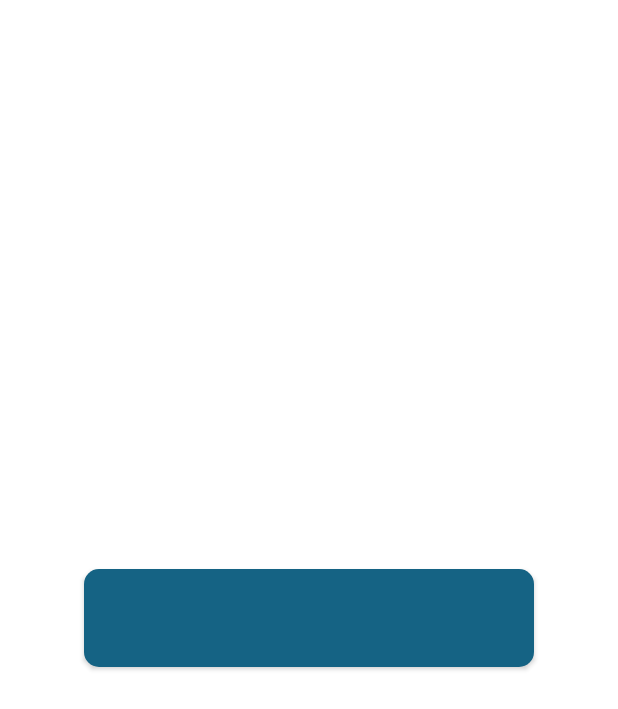
After one commit to ardianhu/android_PA, an Android app: the LoadingLoginActivity screen opened directly, with no data from a screen before it, on a phone screen of 412 x 824 dp. The commit adds this screen. Shown: the top 709 px of the screen. Run offline under Robolectric (Android 15) with nearby library versions, the phone set to English and light mode, and no system bars; 1 statement that could not run was skipped.

Commit message:
tambahan1

```diff
--- a/wireframe/app/src/main/AndroidManifest.xml
+++ b/wireframe/app/src/main/AndroidManifest.xml
@@ -26,6 +26,15 @@
                 android:value="" />
         </activity>
         <activity
+            android:name=".AdminActivity"
+            android:exported="true">
+
+        </activity>
+        <activity android:name=".LoadingLoginActivity"
+            android:exported="true">
+
+        </activity>
+        <activity
             android:name=".MainActivity"
             android:exported="true" >
 
--- /dev/null
+++ b/wireframe/app/src/main/java/com/example/wireframe/AdminActivity.java
@@ -0,0 +1,13 @@
+package com.example.wireframe;
+
+import android.os.Bundle;
+
+import androidx.appcompat.app.AppCompatActivity;
+
+public class AdminActivity extends AppCompatActivity {
+    @Override
+    protected void onCreate(Bundle savedInstanceState) {
+        super.onCreate(savedInstanceState);
+        setContentView(R.layout.activity_admin);
+    }
+}
--- /dev/null
+++ b/wireframe/app/src/main/java/com/example/wireframe/LoadingLoginActivity.java
@@ -0,0 +1,39 @@
+package com.example.wireframe;
+
+import android.content.Intent;
+import android.os.Bundle;
+import android.os.Handler;
+import android.view.animation.Animation;
+import android.view.animation.AnimationUtils;
+import android.widget.Button;
+import android.widget.EditText;
+import android.widget.RelativeLayout;
+import android.widget.TextView;
+
+import androidx.appcompat.app.AppCompatActivity;
+
+public class LoadingLoginActivity extends AppCompatActivity {
+    TextView ed;
+    @Override
+    protected void onCreate(Bundle savedInstanceState) {
+        super.onCreate(savedInstanceState);
+        setContentView(R.layout.activity_loading_login);
+        startNewActivity();
+        ed = findViewById(R.id.textsuccess);
+        ed.bringToFront();
+        Button ly = (Button)findViewById(R.id.button);
+        Animation anm =
+                AnimationUtils.loadAnimation(getApplicationContext(), R.anim.rotate);
+        ly.startAnimation(anm);
+    }
+    private void startNewActivity(){
+        new Handler().postDelayed(new Runnable() {
+            @Override
+            public void run() {
+                Intent newAct = new Intent(LoadingLoginActivity.this, HomeActivity.class);
+                startActivity(newAct);
+                finish();
+            }
+        }, 1500);
+    }
+}
--- a/wireframe/app/src/main/java/com/example/wireframe/LoginActivity.java
+++ b/wireframe/app/src/main/java/com/example/wireframe/LoginActivity.java
@@ -39,7 +39,12 @@ public class LoginActivity extends AppCompatActivity {
                     ed2.getText().toString().equals("praktikum")) {
                 Toast.makeText(getApplicationContext(),
                         "Yeyy..Berhasil...",Toast.LENGTH_SHORT).show();
-                startActivity(new Intent(getApplicationContext(), HomeActivity.class));
+                startActivity(new Intent(getApplicationContext(), LoadingLoginActivity.class));
+            }else if(ed1.getText().toString().equals("admin") &&
+                    ed2.getText().toString().equals("admin")) {
+                Toast.makeText(getApplicationContext(),
+                        "Admin Mode...", Toast.LENGTH_SHORT).show();
+                startActivity(new Intent(getApplicationContext(), AdminActivity.class));
             }else{
                 Toast.makeText(getApplicationContext(), "Gagal ygy, coba lagi anda kurang beruntung",Toast.LENGTH_SHORT).show();
 
--- /dev/null
+++ b/wireframe/app/src/main/res/anim/rotate.xml
@@ -0,0 +1,28 @@
+<?xml version="1.0" encoding="utf-8"?>
+<set xmlns:android="http://schemas.android.com/apk/res/android"
+    android:fillAfter="true">
+    <rotate
+        android:duration="500"
+        android:fromDegrees="0"
+        android:pivotX="50%"
+        android:pivotY="50%"
+        android:toDegrees="90" />
+    <scale
+        android:duration="500"
+        android:pivotX="50%"
+        android:pivotY="50%"
+        android:fromXScale="1.0"
+        android:fromYScale="1.0"
+        android:interpolator="@android:anim/linear_interpolator"
+        android:toXScale="9.0"
+        android:toYScale="9.0" />
+<!--
+    <rotate
+        android:duration="6000"
+        android:fromDegrees="360"
+        android:pivotX="50%"
+        android:pivotY="50%"
+        android:startOffset="5000"
+        android:toDegrees="0" />-->
+
+</set>
--- /dev/null
+++ b/wireframe/app/src/main/res/layout/activity_admin.xml
@@ -0,0 +1,16 @@
+<?xml version="1.0" encoding="utf-8"?>
+<androidx.constraintlayout.widget.ConstraintLayout xmlns:android="http://schemas.android.com/apk/res/android"
+    xmlns:app="http://schemas.android.com/apk/res-auto"
+    android:layout_width="match_parent"
+    android:layout_height="match_parent">
+
+    <TextView
+        android:layout_width="wrap_content"
+        android:layout_height="wrap_content"
+        android:text="admin"
+        app:layout_constraintBottom_toBottomOf="parent"
+        app:layout_constraintEnd_toEndOf="parent"
+        app:layout_constraintStart_toStartOf="parent"
+        app:layout_constraintTop_toTopOf="parent" />
+
+</androidx.constraintlayout.widget.ConstraintLayout>
--- /dev/null
+++ b/wireframe/app/src/main/res/layout/activity_loading_login.xml
@@ -0,0 +1,41 @@
+<?xml version = "1.0" encoding = "utf-8"?>
+<androidx.constraintlayout.widget.ConstraintLayout xmlns:android = "http://schemas.android.com/apk/res/android"
+    xmlns:app="http://schemas.android.com/apk/res-auto"
+    xmlns:tools = "http://schemas.android.com/tools"
+    android:layout_width="match_parent"
+    android:layout_height = "match_parent"
+    tools:context = ".LoadingLoginActivity">
+
+
+    <Button
+        android:id="@+id/button"
+        android:layout_width="wrap_content"
+        android:layout_height="65sp"
+        android:paddingHorizontal="150sp"
+        android:layout_alignParentStart="true"
+        android:layout_alignParentEnd="true"
+        android:background="@drawable/button"
+        android:text=""
+        android:textAllCaps="false"
+        android:textColor="@color/white"
+        android:textSize="20sp"
+        android:textStyle="bold"
+        app:layout_constraintBottom_toBottomOf="parent"
+        app:layout_constraintEnd_toEndOf="parent"
+        app:layout_constraintStart_toStartOf="parent"
+        app:layout_constraintTop_toTopOf="parent" />
+
+    <TextView
+        android:id="@+id/textsuccess"
+        android:layout_width="wrap_content"
+        android:layout_height="wrap_content"
+        android:text="Login Successful"
+        android:textColor="@color/white"
+        app:layout_constraintBottom_toBottomOf="parent"
+        app:layout_constraintEnd_toEndOf="parent"
+        app:layout_constraintStart_toStartOf="parent"
+        app:layout_constraintTop_toTopOf="parent"
+        app:layout_constraintVertical_bias="0.532" />
+
+
+</androidx.constraintlayout.widget.ConstraintLayout>
```
